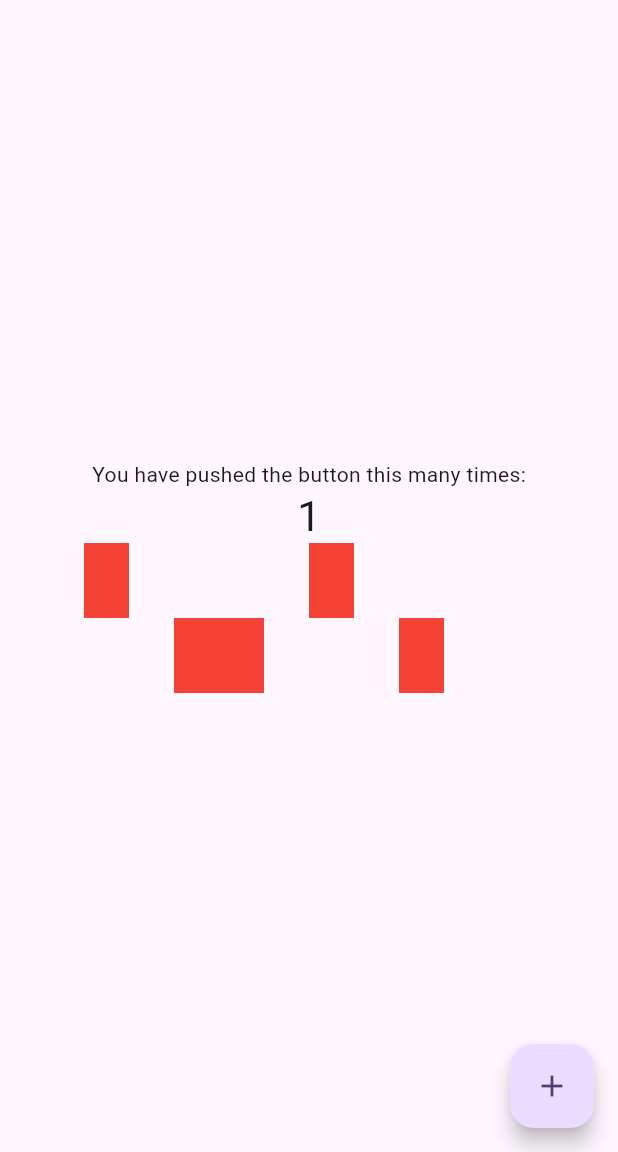
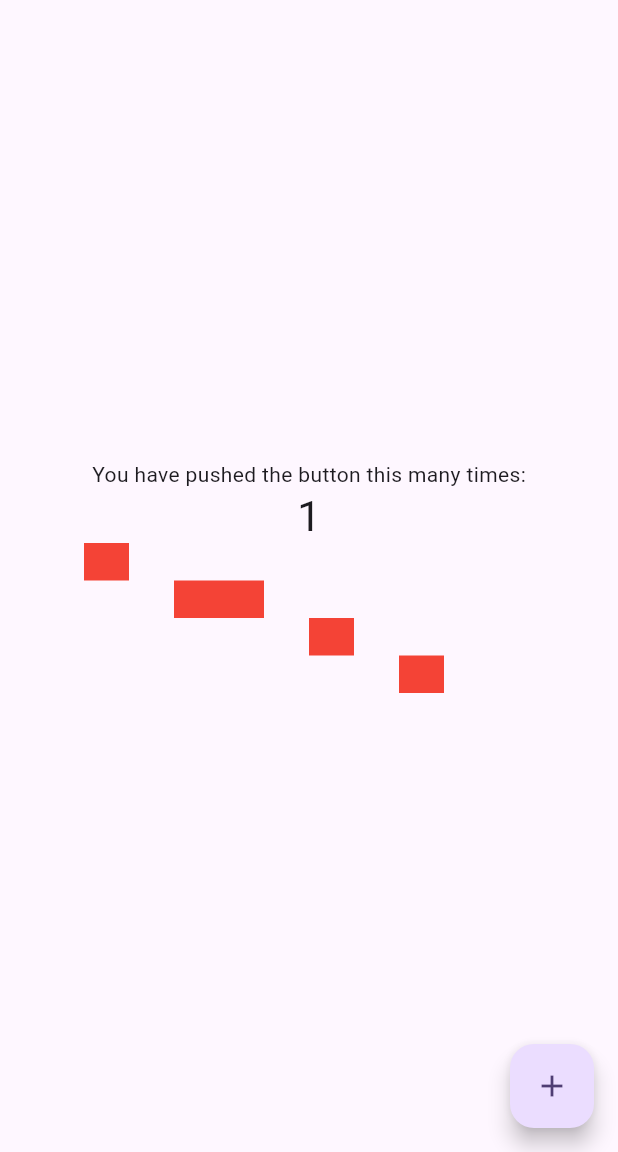
Before and after one commit to Code-Cats-Mel/smart_gantt_layout_view, a Flutter app: the screen it shows after launch, after a tap on the "add" icon, on a phone screen of 412 x 824 dp, the part 84-1236 px from its top. Run offline on Flutter 3.47's test engine with Material 3 defaults, Android fonts, the phone set to English and light mode, and no system bars.

Commit message:
layout delegate changed to show n number of events in cascade view

```diff
--- a/example/lib/main.dart
+++ b/example/lib/main.dart
@@ -47,9 +47,7 @@ class _MyHomePageState extends State<MyHomePage> {
         title: Text(widget.title),
       ),
       body: Center(
-        child: Column(
-            mainAxisAlignment: MainAxisAlignment.center,
-            children: <Widget>[
+        child: Column(mainAxisAlignment: MainAxisAlignment.center, children: <Widget>[
           const Text(
             'You have pushed the button this many times:',
           ),
@@ -62,10 +60,10 @@ class _MyHomePageState extends State<MyHomePage> {
             width: 300,
             child: SmartGanttLayoutView(
               events: const [
-                    (left: 0.0, length: 0.1),
-                    (left: 0.2, length: 0.2),
-                    (left: 0.5, length: 0.1),
-                    (left: 0.7, length: 0.1),
+                (left: 0.0, length: 0.1, height: 100, top: 0.0),
+                (left: 0.2, length: 0.2, height: 100, top: 0.0),
+                (left: 0.5, length: 0.1, height: 100, top: 0.0),
+                (left: 0.7, length: 0.1, height: 100, top: 0.0),
               ],
               ganttCardBuilder: (index) {
                 return const GanttCard(
@@ -91,8 +89,7 @@ class GanttCard extends StatelessWidget {
   final double width;
   final Color color;
 
-  const GanttCard(
-      {super.key, this.height, required this.width, required this.color});
+  const GanttCard({super.key, this.height, required this.width, required this.color});
 
   @override
   Widget build(BuildContext context) {
--- a/lib/smart_gantt_layout_view.dart
+++ b/lib/smart_gantt_layout_view.dart
@@ -8,14 +8,13 @@ class SmartGanttLayoutView extends StatefulWidget {
   final List<GanttEventData> events;
   final Widget Function(int index) ganttCardBuilder;
 
-  const SmartGanttLayoutView(
-      {super.key, required this.events, required this.ganttCardBuilder});
+  const SmartGanttLayoutView({super.key, required this.events, required this.ganttCardBuilder});
 
   @override
   State<SmartGanttLayoutView> createState() => _SmartGanttLayoutViewState();
 }
 
-typedef GanttEventData = ({double left, double length});
+typedef GanttEventData = ({double left, double length, double height, double top});
 
 class _SmartGanttLayoutViewState extends State<SmartGanttLayoutView> {
   @override
@@ -51,14 +50,28 @@ class GanttLayoutDelegate extends MultiChildLayoutDelegate {
 
   @override
   void performLayout(Size size) {
-    double height = size.height / 2;
+    final int totalEvents = events.length;
+    final double heightPerEvent = calculateHeight(totalEvents, size);
 
     events.forEachIndexed((index, event) {
-      layoutChild(
-          index, BoxConstraints.tight(Size(size.width * event.length, height)));
-      positionChild(
-          index, Offset(size.width * event.left, index % 2 == 0 ? 0 : height));
+      final double top = calculateTop(index, totalEvents, size);
+      final double height = heightPerEvent;
+
+      final left = event.left;
+      final length = event.length;
+      layoutChild(index, BoxConstraints.tight(Size(size.width * length, height)));
+      positionChild(index, Offset(size.width * left, top));
     });
+  }
+
+  double calculateHeight(int totalEvents, Size size) {
+    final availableHeight = size.height;
+    return availableHeight / totalEvents;
+  }
+
+  double calculateTop(int index, int totalEvents, Size size) {
+    final availableHeight = size.height;
+    return index * (availableHeight / totalEvents);
   }
 
   @override
```
Lines whose indentation alone changed are shown as unchanged.
